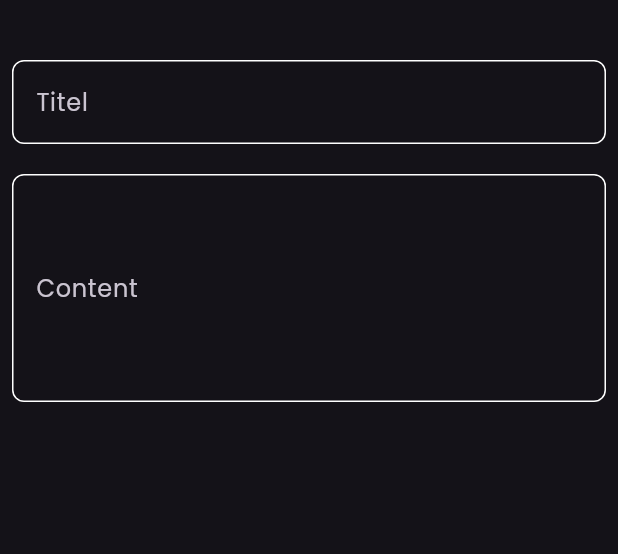
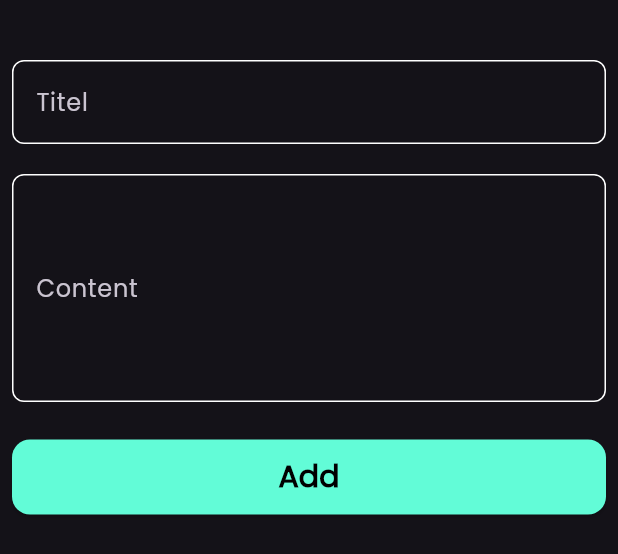
Before and after one commit to Elgammal1299/Notes-App, a Flutter app: the AppNoteBottonSheet widget shown alone on an empty page, opened directly, on a phone screen of 412 x 824 dp. Shown: the top 554 px of the screen. Run offline on Flutter 3.47's test engine with Material 3 defaults, Android fonts, the phone set to English and light mode, and no system bars; our stand-ins replace font_awesome_flutter.

Commit message:
finish note botton sheet

```diff
--- a/lib/view/notes_view.dart
+++ b/lib/view/notes_view.dart
@@ -25,6 +25,8 @@ class NotesView extends StatelessWidget {
       floatingActionButton: FloatingActionButton(
         onPressed: () {
           showModalBottomSheet(
+              // isScrollControlled: true,
+
               shape: RoundedRectangleBorder(
                 borderRadius: BorderRadius.circular(16),
               ),
--- a/lib/widget/add_note_botton_sheet.dart
+++ b/lib/widget/add_note_botton_sheet.dart
@@ -1,4 +1,6 @@
 import 'package:flutter/material.dart';
+import 'package:flutter_application_1/constants.dart';
+import 'package:flutter_application_1/widget/custom_botton.dart';
 import 'package:flutter_application_1/widget/custom_text_from_field.dart';
 
 class AppNoteBottonSheet extends StatelessWidget {
@@ -6,7 +8,9 @@ class AppNoteBottonSheet extends StatelessWidget {
 
   @override
   Widget build(BuildContext context) {
-    return const Padding(
+    return const SingleChildScrollView(
+      child: Padding(
+        // height: MediaQuery.of(context).size.height * .7,
         padding: EdgeInsets.all(8.0),
         child: Column(
           children: [
@@ -18,7 +22,15 @@ class AppNoteBottonSheet extends StatelessWidget {
               height: 20,
             ),
             CustomTextFormField(labelText: "Content", maxLine: 5),
+            SizedBox(
+              height: 25,
+            ),
+            CustomBottom(),
+            SizedBox(
+              height: 15,
+            ),
           ],
+        ),
       ),
     );
   }
--- /dev/null
+++ b/lib/widget/custom_botton.dart
@@ -0,0 +1,30 @@
+import 'package:flutter/material.dart';
+import 'package:flutter_application_1/constants.dart';
+
+class CustomBottom extends StatelessWidget {
+  const CustomBottom({
+    super.key,
+  });
+
+  @override
+  Widget build(BuildContext context) {
+    return SizedBox(
+      width: MediaQuery.of(context).size.width,
+      height: 50,
+      child: ElevatedButton(
+        style: ElevatedButton.styleFrom(
+          backgroundColor: kPrinaryColor,
+          shape: RoundedRectangleBorder(
+            borderRadius: BorderRadius.circular(12),
+          ),
+        ),
+        onPressed: () {},
+        child: const Text(
+          'Add',
+          style: TextStyle(
+              color: Colors.black, fontSize: 20, fontWeight: FontWeight.bold),
+        ),
+      ),
+    );
+  }
+}
```
Lines whose indentation alone changed are shown as unchanged.
